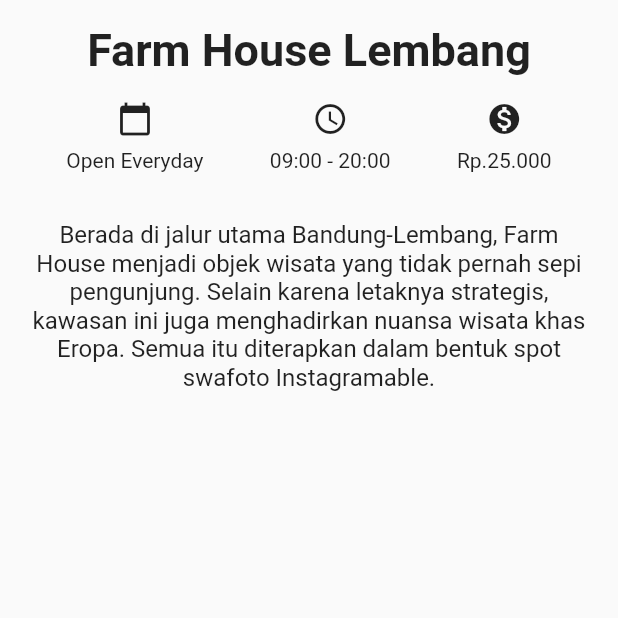
After one commit to farabie/flutter_dcd_tutor, a Flutter app: the DetailScreen screen opened directly, on a phone screen of 412 x 824 dp, the top half of it. The commit adds this screen. Run offline on Flutter 3.47's test engine with Material 2 defaults, Android fonts, the phone set to English and light mode, and no system bars.

Commit message:
codelab1

```diff
--- a/lib/main.dart
+++ b/lib/main.dart
@@ -7,6 +7,7 @@
 import 'package:flutter_dcd_tutor/ui/page/padding_flut.dart';
 import 'package:flutter_dcd_tutor/ui/page/scafoldflut.dart';
 import 'package:flutter_dcd_tutor/ui/page/stateless_statefull_flut.dart';
+import 'package:flutter_dcd_tutor/ui/page/tempat_wisata.dart';
 import 'package:flutter_dcd_tutor/ui/widget/menu_belajar.dart';
 
 void main() {
@@ -63,7 +64,7 @@
               ),
               MenuBelajar(
                 name: "09. Aplikasi Tempat Wisata",
-                menuBelajar: const ScafoldFlut(),
+                menuBelajar: const TempatWisata(),
                 name2: "10. Button",
                 menuBelajar2: const ContainerFlut(),
               ),
--- /dev/null
+++ b/lib/ui/page/tempat_wisata.dart
@@ -0,0 +1,15 @@
+import 'package:flutter/material.dart';
+import 'package:flutter_dcd_tutor/ui/page/tempat_wisata/detail_screen.dart';
+
+class TempatWisata extends StatelessWidget {
+  const TempatWisata({super.key});
+
+  @override
+  Widget build(BuildContext context) {
+    return MaterialApp(
+        debugShowCheckedModeBanner: false,
+        title: 'Wisata Bandung',
+        theme: ThemeData(),
+        home: const DetailScreen());
+  }
+}
--- /dev/null
+++ b/lib/ui/page/tempat_wisata/detail_screen.dart
@@ -0,0 +1,60 @@
+import 'package:flutter/material.dart';
+import 'package:flutter_dcd_tutor/ui/widget/wisata_icon.dart';
+
+class DetailScreen extends StatelessWidget {
+  const DetailScreen({super.key});
+
+  @override
+  Widget build(BuildContext context) {
+    return Scaffold(
+      body: SafeArea(
+        child: Column(
+          crossAxisAlignment: CrossAxisAlignment.stretch,
+          children: <Widget>[
+            Container(
+              margin: const EdgeInsets.only(top: 16),
+              child: const Text(
+                'Farm House Lembang',
+                style: TextStyle(
+                  fontSize: 30,
+                  fontWeight: FontWeight.bold,
+                ),
+                textAlign: TextAlign.center,
+              ),
+            ),
+            Container(
+              margin: const EdgeInsets.symmetric(vertical: 16),
+              child: Row(
+                mainAxisAlignment: MainAxisAlignment.spaceEvenly,
+                children: <Widget>[
+                  WisataIcon(
+                    iconData: Icons.calendar_today,
+                    nameIcon: 'Open Everyday',
+                  ),
+                  WisataIcon(
+                    iconData: Icons.access_time,
+                    nameIcon: '09:00 - 20:00',
+                  ),
+                  WisataIcon(
+                    iconData: Icons.monetization_on,
+                    nameIcon: 'Rp.25.000',
+                  ),
+                ],
+              ),
+            ),
+            Container(
+              padding: const EdgeInsets.all(16),
+              child: const Text(
+                'Berada di jalur utama Bandung-Lembang, Farm House menjadi objek wisata yang tidak pernah sepi pengunjung. Selain karena letaknya strategis, kawasan ini juga menghadirkan nuansa wisata khas Eropa. Semua itu diterapkan dalam bentuk spot swafoto Instagramable.',
+                style: TextStyle(
+                  fontSize: 16,
+                ),
+                textAlign: TextAlign.center,
+              ),
+            )
+          ],
+        ),
+      ),
+    );
+  }
+}
--- /dev/null
+++ b/lib/ui/widget/wisata_icon.dart
@@ -0,0 +1,24 @@
+import 'package:flutter/material.dart';
+
+class WisataIcon extends StatelessWidget {
+  IconData iconData;
+  String nameIcon;
+  WisataIcon({
+    super.key,
+    required this.iconData,
+    required this.nameIcon,
+  });
+
+  @override
+  Widget build(BuildContext context) {
+    return Column(
+      children: <Widget>[
+        Icon(iconData),
+        SizedBox(
+          height: 8,
+        ),
+        Text(nameIcon)
+      ],
+    );
+  }
+}
```
